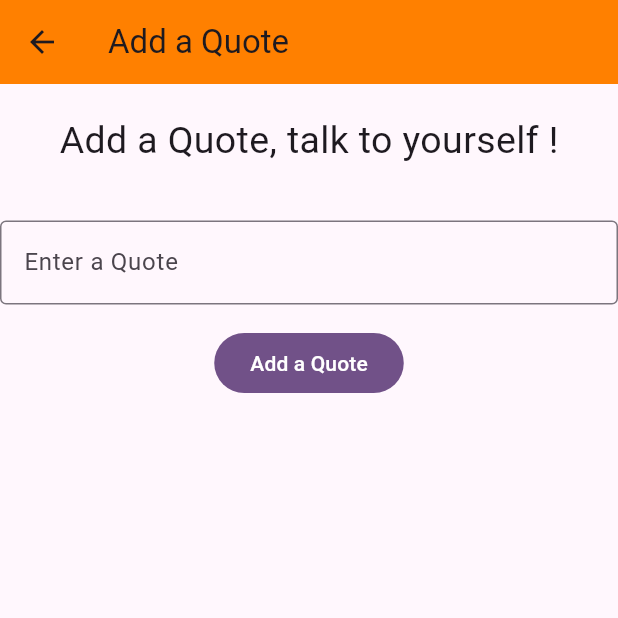
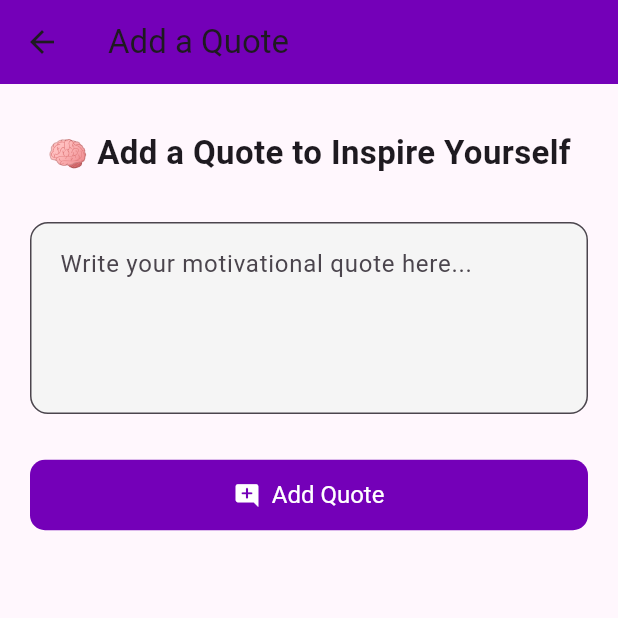
Before and after one commit to muhanadsoffo/SparkFlow-app, a Flutter app: the WidgetTree screen opened directly, after a tap on the "add" icon, on a phone screen of 412 x 824 dp, the top half of it. Run offline on Flutter 3.47's test engine with Material 3 defaults, Android fonts, the phone set to English and light mode, and no system bars; our stand-ins replace convex_bottom_bar, date_format, flutter_local_notifications, hive, hive_flutter, image_picker and 3 more; missing offline and left inert: workmanager; accounts and stored records are empty; generated files the repository leaves out were written again.

Commit message:
design is almost over and looks clean, only left is to work on the home page make it more engaging

```diff
--- a/lib/main.dart
+++ b/lib/main.dart
@@ -50,7 +50,8 @@ class _MyAppState extends State<MyApp> {
             ),
           ),
           debugShowCheckedModeBanner: false,
-          home: WidgetTree(),
+
+          home: UserNameWidget(),
         );
       },
     );
--- a/lib/views/pages/Projects/projects_page.dart
+++ b/lib/views/pages/Projects/projects_page.dart
@@ -98,7 +98,7 @@ class _ProjectsPageState extends State<ProjectsPage> {
             );
           },
           child: Icon(Icons.add),
-          backgroundColor: Color(0xfffc8300),
+          backgroundColor: Color(0xFF4EA8DE),
         ),
       ),
     );
--- a/lib/views/pages/Quotes/add_quote_page.dart
+++ b/lib/views/pages/Quotes/add_quote_page.dart
@@ -21,67 +21,99 @@ class _AddQuotePageState extends State<AddQuotePage> {
   @override
   Widget build(BuildContext context) {
     return Scaffold(
-      appBar: AppBar( title: Text("Add a Quote"),
-        backgroundColor: Color(0xFFff8000),),
-      body: Column(
+      appBar: AppBar(
+        title: Text("Add a Quote"),
+        backgroundColor: Color(0xFF7400B8),
+      ),
+      body: Padding(
+        padding: const EdgeInsets.symmetric(horizontal: 20.0),
+        child: Column(
           crossAxisAlignment: CrossAxisAlignment.center,
           children: [
-          Align(alignment: Alignment.topCenter),
+            const SizedBox(height: 30),
+            Text(
+              "🧠 Add a Quote to Inspire Yourself",
+              style: TextStyle(
+                fontSize: 22,
+                fontWeight: FontWeight.bold,
 
-          Padding(
-            padding: const EdgeInsets.all(20.0),
-            child: Text(
-              "Add a Quote, talk to yourself !",
-              style: TextStyle(fontSize: 25),
+              ),
+              textAlign: TextAlign.center,
+            ),
+            const SizedBox(height: 30),
+
+            // Input box
+            TextField(
+              controller: controller,
+              maxLines: 4,
+              style: TextStyle(fontSize: 16),
+              decoration: InputDecoration(
+                hintText: "Write your motivational quote here...",
+                filled: true,
+                fillColor: Colors.grey[100],
+                contentPadding: EdgeInsets.all(16),
+                border: OutlineInputBorder(
+                  borderRadius: BorderRadius.circular(12),
                 ),
               ),
-          SizedBox(height: 15),
-          TextField(
-            controller: controller,
-            decoration: const InputDecoration(
-              border: OutlineInputBorder(),
-              hintText: 'Enter a Quote',
             ),
-          ),
-          SizedBox(height: 15),
-          FilledButton(
-            onPressed: () {
+
+            const SizedBox(height: 30),
+
+            // Add Button
+            SizedBox(
+              width: double.infinity,
+              child: FilledButton.icon(
+                onPressed: () async {
                   final title = controller.text.trim();
                   if (title.isNotEmpty) {
-                setState(() async{
                     Boxes.quotesBox.put('key_$title', Quote(title, true));
+
                     final prefs = await SharedPreferences.getInstance();
                     final isEnabled = prefs.getBool(KConstants.quoteNotificationKey) ?? false;
-                  if(isEnabled){
+
+                    if (isEnabled) {
                       await NotificationService.cancelNotification(3);
                       await DailyQuoteService.scheduleDailyQuoteNotification();
                     }
+
                     controller.clear();
                     FocusScope.of(context).unfocus();
                     ScaffoldMessenger.of(context).showSnackBar(
                       SnackBar(
-                      duration: Duration(seconds: 5),
+                        duration: Duration(seconds: 4),
+                        backgroundColor: Colors.green,
+                        content: Text("✅ Quote added successfully!"),
                         behavior: SnackBarBehavior.floating,
-                      backgroundColor: Colors.green,
-                      content: Text("Quote added successfully!"),
                       ),
                     );
-                });
-              } else if (title.isEmpty) {
+                  } else {
                     ScaffoldMessenger.of(context).showSnackBar(
                       SnackBar(
-                    duration: Duration(seconds: 5),
+                        duration: Duration(seconds: 4),
+                        backgroundColor: Colors.redAccent,
+                        content: Text("⚠️ Please enter a quote before saving."),
                         behavior: SnackBarBehavior.floating,
-                    backgroundColor: Colors.red,
-                    content: Text("Text should not be empty"),
                       ),
                     );
                   }
                 },
-            child: Text("Add a Quote"),
+                icon: Icon(Icons.add_comment_rounded,color: Colors.white,),
+                label: Text("Add Quote",style: TextStyle(color: Colors.white),),
+                style: FilledButton.styleFrom(
+                  backgroundColor: Color(0xFF7400B8),
+                  padding: EdgeInsets.symmetric(vertical: 14),
+                  textStyle: TextStyle(fontSize: 16,),
+                  shape: RoundedRectangleBorder(
+                    borderRadius: BorderRadius.circular(10),
+                  ),
+                ),
+              ),
             ),
           ],
         ),
+      ),
     );
+
   }
 }
--- a/lib/views/pages/home_page.dart
+++ b/lib/views/pages/home_page.dart
@@ -13,6 +13,7 @@ class _HomePageState extends State<HomePage> {
   Widget build(BuildContext context) {
     return Padding(
       padding: const EdgeInsets.all(8.0),
+      child: SingleChildScrollView(
         child: Column(
           children: [
             Image.asset('assets/images/logo.png'),
@@ -29,7 +30,8 @@ class _HomePageState extends State<HomePage> {
             ),
           ],
         ),
+      ),
     );
-    ;
+
   }
 }
--- a/lib/views/widget_tree.dart
+++ b/lib/views/widget_tree.dart
@@ -21,6 +21,7 @@ class _WidgetTreeState extends State<WidgetTree> {
   @override
   Widget build(BuildContext context) {
     return Scaffold(
+      resizeToAvoidBottomInset: true,
       appBar: AppbarWidget(),
       body: ValueListenableBuilder(
         valueListenable: selectedPageNotifier,
```
Also changed, not shown: lib/views/pages/Projects/add_project_page.dart (+25 -11 lines), lib/views/pages/Quotes/quotes_page.dart (+48 -43 lines), lib/views/pages/settings_page.dart (+15 -2 lines), lib/views/widgets/project_widgets/bottom_card_widget.dart (+9 -4 lines), lib/views/widgets/user_name_widget.dart (+52 -16 lines). Lines whose indentation alone changed are shown as unchanged.
